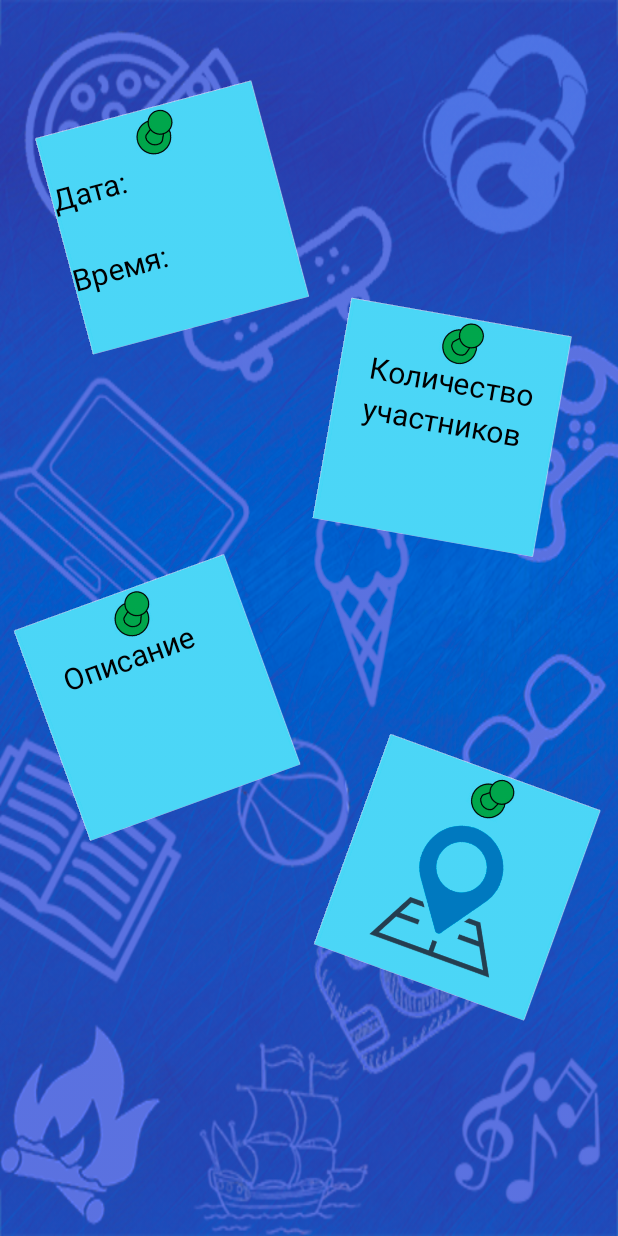
After one commit to maks-buren630501/MAVERI, an Android app: the layout activity_group_profile.xml on its own in the app's theme, with its tools: preview values and no code run, on a phone screen of 412 x 824 dp. The commit adds this screen. Run offline under Robolectric (Android 15) with nearby library versions, the phone set to English and light mode, and no system bars.

Commit message:
Add activity group

```diff
--- a/app/src/main/res/layout/activity_create_date_and_time_group.xml
+++ b/app/src/main/res/layout/activity_create_date_and_time_group.xml
@@ -11,7 +11,7 @@
             android:layout_height="wrap_content"
             android:calendarViewShown="false"
             android:datePickerMode="spinner"
-            android:calendarTextColor="#FFFFFF"
+            android:calendarTextColor="#000000"
             android:layout_gravity="center"
              >
         </DatePicker>
--- /dev/null
+++ b/app/src/main/res/layout/activity_group_profile.xml
@@ -0,0 +1,143 @@
+<?xml version="1.0" encoding="utf-8"?>
+<android.support.constraint.ConstraintLayout xmlns:android="http://schemas.android.com/apk/res/android"
+    xmlns:app="http://schemas.android.com/apk/res-auto"
+    xmlns:tools="http://schemas.android.com/tools"
+    android:layout_width="match_parent"
+    android:layout_height="match_parent">
+
+    <RelativeLayout
+        android:layout_width="match_parent"
+        android:layout_height="match_parent"
+        android:background="@drawable/background_singup"
+        android:descendantFocusability="beforeDescendants"
+        android:focusableInTouchMode="true"
+        app:layout_constraintTop_toTopOf="parent"
+        tools:context=".SignIn"
+        tools:layout_editor_absoluteX="0dp">
+        <LinearLayout
+            android:layout_width="150dp"
+            android:layout_height="150dp"
+            android:background="@drawable/background_sticky"
+            android:layout_marginLeft="40dp"
+            android:layout_marginTop="70dp"
+            android:rotation="345"
+            android:orientation="vertical">
+            <TextView
+            android:layout_width="wrap_content"
+            android:layout_height="wrap_content"
+            android:layout_centerHorizontal="true"
+            android:layout_centerVertical="true"
+            android:gravity="center"
+            android:paddingTop="30dp"
+            android:text="Дата:"
+            android:textSize="20dp"
+            android:textColor="#000000"/>
+            <TextView
+                android:id="@+id/date_text"
+                android:layout_width="wrap_content"
+                android:layout_height="wrap_content"
+                android:layout_centerHorizontal="true"
+                android:layout_centerVertical="true"
+                android:gravity="center"
+                android:textSize="20dp"
+                android:textColor="#000000"/>
+            <TextView
+                android:layout_width="wrap_content"
+                android:layout_height="wrap_content"
+                android:layout_centerHorizontal="true"
+                android:layout_centerVertical="true"
+                android:gravity="center"
+                android:text="Время:"
+                android:textSize="20dp"
+                android:textColor="#000000"/>
+            <TextView
+                android:id="@+id/time_text"
+                android:layout_width="wrap_content"
+                android:layout_height="wrap_content"
+                android:layout_centerHorizontal="true"
+                android:layout_centerVertical="true"
+                android:gravity="center"
+                android:textSize="20dp"
+                android:textColor="#000000"/>
+        </LinearLayout>
+        <LinearLayout
+            android:layout_width="150dp"
+            android:layout_height="150dp"
+            android:background="@drawable/background_sticky"
+            android:layout_marginLeft="220dp"
+            android:layout_marginTop="210dp"
+            android:rotation="370"
+            android:orientation="vertical">
+            <TextView
+                android:layout_width="wrap_content"
+                android:layout_height="wrap_content"
+                android:layout_centerHorizontal="true"
+                android:layout_centerVertical="true"
+                android:gravity="center"
+                android:paddingTop="30dp"
+                android:paddingLeft="20dp"
+                android:text="Количество"
+                android:textSize="20dp"
+                android:textColor="#000000"/>
+            <TextView
+                android:layout_width="wrap_content"
+                android:layout_height="wrap_content"
+                android:layout_centerHorizontal="true"
+                android:layout_centerVertical="true"
+                android:gravity="center"
+                android:paddingLeft="20dp"
+                android:text="участников"
+                android:textSize="20dp"
+                android:textColor="#000000"/>
+            <TextView
+                android:id="@+id/how_many_people__text"
+                android:layout_width="wrap_content"
+                android:layout_height="wrap_content"
+                android:layout_centerHorizontal="true"
+                android:layout_centerVertical="true"
+                android:gravity="center"
+                android:textSize="20dp"
+                android:textColor="#000000"/>
+
+        </LinearLayout>
+
+        <LinearLayout
+            android:layout_width="150dp"
+            android:layout_height="150dp"
+            android:background="@drawable/background_sticky"
+            android:layout_marginLeft="30dp"
+            android:layout_marginTop="390dp"
+            android:rotation="340"
+            android:orientation="vertical">
+            <TextView
+                android:layout_width="wrap_content"
+                android:layout_height="wrap_content"
+                android:layout_centerHorizontal="true"
+                android:layout_centerVertical="true"
+                android:gravity="center"
+                android:paddingTop="30dp"
+                android:paddingLeft="20dp"
+                android:text="Описание"
+                android:textSize="20dp"
+                android:textColor="#000000"/>
+            <TextView
+                android:id="@+id/afisha__text"
+                android:layout_width="wrap_content"
+                android:layout_height="wrap_content"
+                android:layout_centerHorizontal="true"
+                android:layout_centerVertical="true"
+                android:gravity="center"
+                android:textSize="20dp"
+                android:textColor="#000000"/>
+        </LinearLayout>
+        <Button
+            android:id="@+id/map_button_sticky"
+            android:layout_width="150dp"
+            android:layout_height="150dp"
+            android:layout_marginLeft="230dp"
+            android:layout_marginTop="510dp"
+            android:rotation="380"
+            android:background="@drawable/background_sticky_map"
+            android:layout_weight="1"/>
+    </RelativeLayout>
+</android.support.constraint.ConstraintLayout>
```
Also changed, not shown: app/src/main/res/drawable/background_sticky.png (added), app/src/main/res/drawable/background_sticky_map.png (added).
